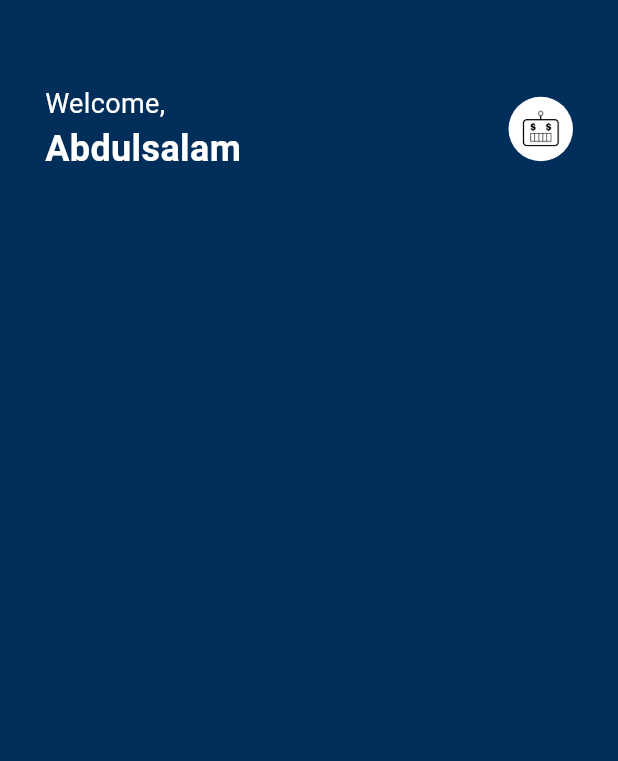
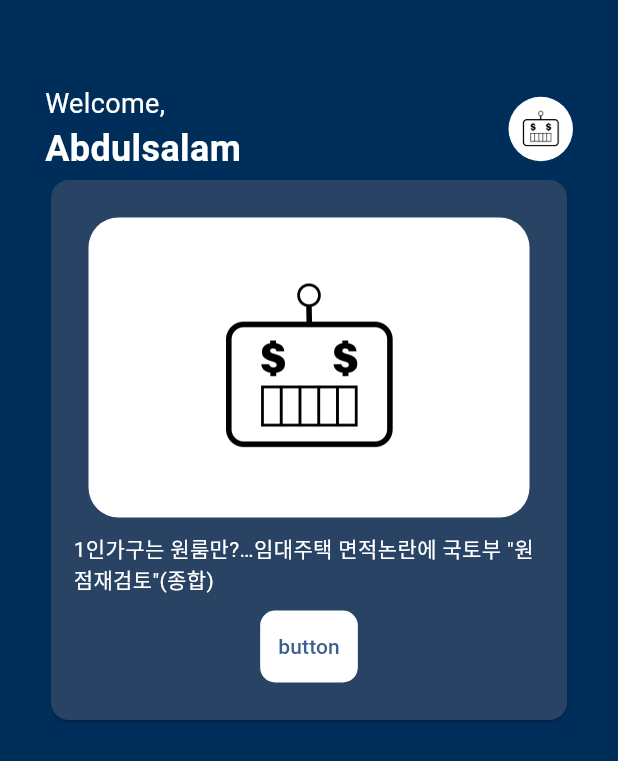
Before and after one commit to MeotJH/quantbot_front, a Flutter app: the screen it shows after launch, on a phone screen of 412 x 824 dp. Shown: the top 761 px of the screen. Run offline on Flutter 3.47's test engine with Material 3 defaults, Android fonts, the phone set to English and light mode, and no system bars.

Commit message:
ADD card for news view in main

```diff
--- a/lib/views/home_page.dart
+++ b/lib/views/home_page.dart
@@ -1,4 +1,7 @@
+import 'dart:ui';
+
 import 'package:flutter/material.dart';
+import 'package:flutter/rendering.dart';
 import 'package:flutter/widgets.dart';
 
 class HomePage extends StatefulWidget {
@@ -58,6 +61,45 @@ class _HomePageState extends State<HomePage> {
                 ),
               ],
             ),
+            Card(
+              color: const Color(0xff284363),
+              child: Padding(
+                padding: const EdgeInsets.all(15),
+                child: Column(
+                  children: [
+                    Container(
+                      margin: const EdgeInsets.all(10),
+                      width: 300,
+                      height: 200,
+                      decoration: BoxDecoration(
+                        borderRadius: BorderRadius.circular(20),
+                        color: Colors.white,
+                      ),
+                      child: Image.asset(
+                        'assets/icon.png',
+                      ),
+                    ),
+                    const Text(
+                      '1인가구는 원룸만?…임대주택 면적논란에 국토부 "원점재검토"(종합)',
+                      style: TextStyle(
+                        color: Colors.white,
+                      ),
+                    ),
+                    Container(
+                      margin: const EdgeInsets.all(10),
+                      decoration: BoxDecoration(
+                        borderRadius: BorderRadius.circular(10),
+                        color: Colors.white,
+                      ),
+                      child: TextButton(
+                        onPressed: () {},
+                        child: const Text('button'),
+                      ),
+                    )
+                  ],
+                ),
+              ),
+            )
           ],
         ),
       ),
```
